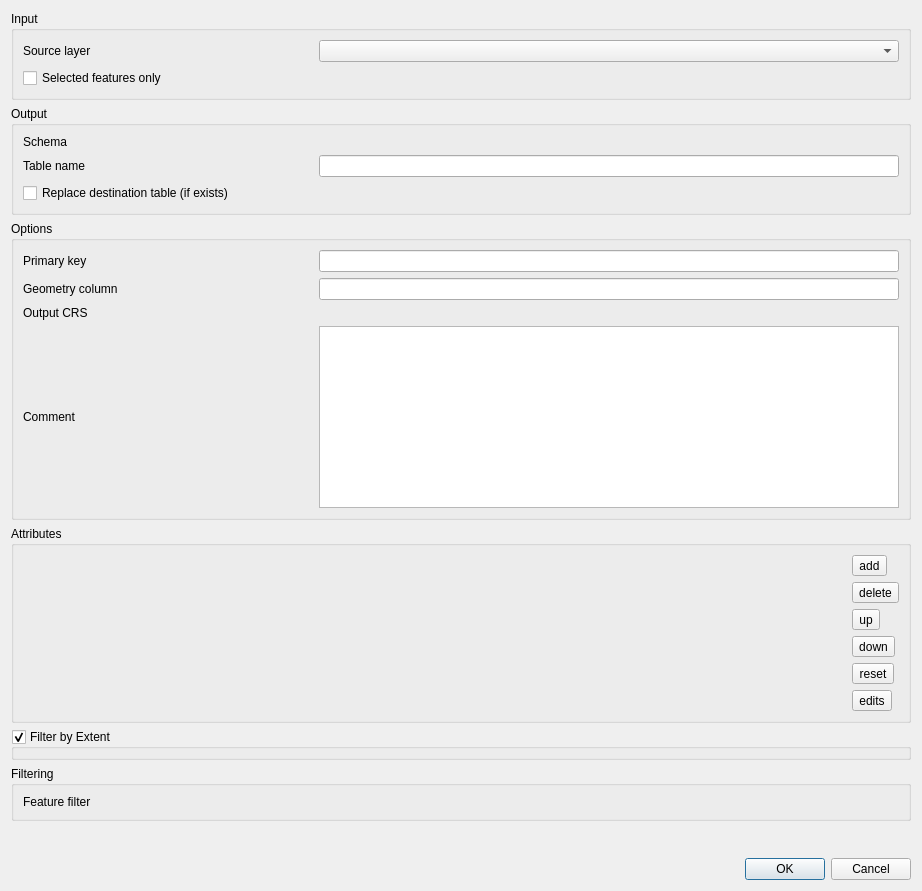
Qt form src/ui/qgsdbimportvectorlayerdialog.ui (qgis/QGIS) before a commit.
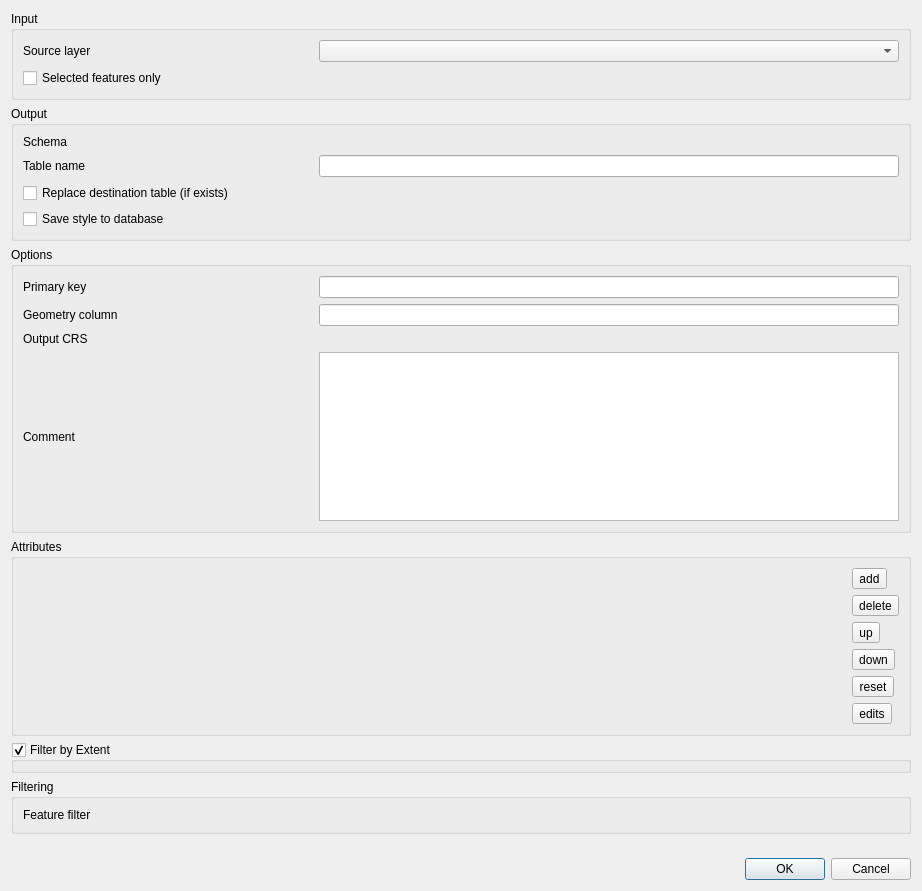
The same form after that commit. Icons and pictures are not drawn. Custom widgets are drawn as their Qt base class.

Commit message: add button and necessary accessor functions

The edit to the form file:
```diff
--- a/src/ui/qgsdbimportvectorlayerdialog.ui
+++ b/src/ui/qgsdbimportvectorlayerdialog.ui
@@ -81,6 +81,13 @@
         </property>
        </widget>
       </item>
+      <item row="3" column="0" colspan="2">
+       <widget class="QCheckBox" name="mChkSaveStyleToDatabase">
+        <property name="text">
+         <string>Save style to database</string>
+        </property>
+       </widget>
+      </item>
       <item row="0" column="1">
        <layout class="QHBoxLayout" name="mLayoutSchemeCombo">
         <property name="spacing">
```
Left out of the diff: 1 changed line with no effect on the pictures. The commit also changes 2 other files.
